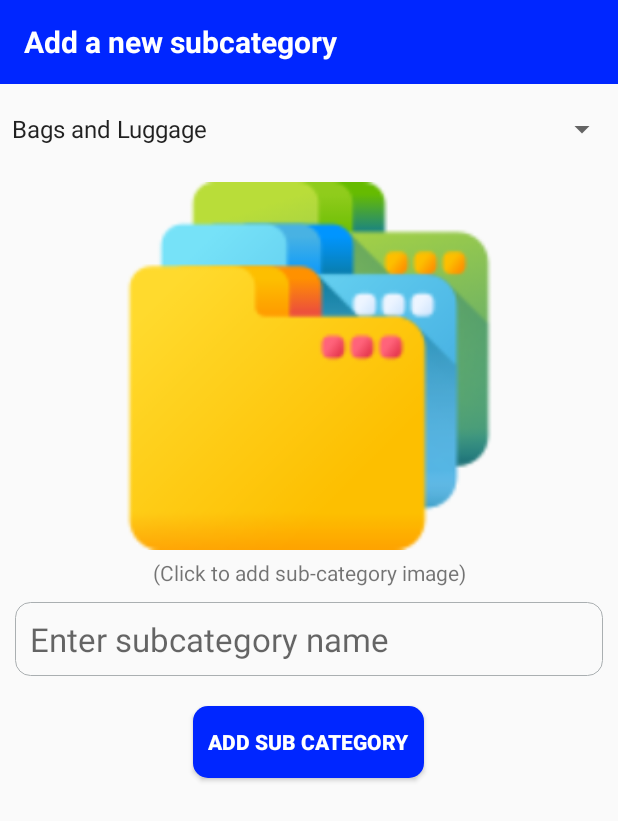
After one commit to Amimul1234/OwoSuperAdmin, an Android app: the AddASubCategory screen opened directly, with no data from a screen before it, on a phone screen of 412 x 824 dp. The commit adds this screen. Shown: the top 821 px of the screen. Run offline under Robolectric (Android 15) with nearby library versions, the phone set to English and light mode, and no system bars; our stand-ins replace Firebase (no records; nobody signed in at launch, a user with empty details on screens opened directly); libraries missing offline, so code that uses them is left out: com.theartofdev.edmodo; pictures from the network do not load.

Commit message:
Dynamic category added.

```diff
--- a/app/build.gradle
+++ b/app/build.gradle
@@ -11,13 +11,10 @@ android {
     compileSdkVersion 29
     buildToolsVersion "29.0.3"
 
-    compileSdkVersion 30
-    buildToolsVersion "30.0.2"
-
     defaultConfig {
         applicationId "com.owosuperadmin"
         minSdkVersion 21
-        targetSdkVersion 30
+        targetSdkVersion 29
         versionCode 1
         versionName "1.0"
 
--- /dev/null
+++ b/app/src/main/java/com/owosuperadmin/model/Sub_categories.java
@@ -0,0 +1,32 @@
+package com.owosuperadmin.model;
+
+import android.util.Pair;
+
+import java.util.ArrayList;
+import java.util.HashMap;
+import java.util.List;
+
+public class Sub_categories {
+
+    private List<HashMap<String, String>> sub_categories = new ArrayList<>();
+
+    public Sub_categories() {
+    }
+
+    public void add(HashMap<String, String> hash)
+    {
+        sub_categories.add(hash);
+    }
+
+    public Sub_categories(List<HashMap<String, String>> sub_categories) {
+        this.sub_categories = sub_categories;
+    }
+
+    public List<HashMap<String, String>> getSub_categories() {
+        return sub_categories;
+    }
+
+    public void setSub_categories(List<HashMap<String, String>> sub_categories) {
+        this.sub_categories = sub_categories;
+    }
+}
--- a/app/src/main/java/com/owosuperadmin/owoshop/HomeActivity.java
+++ b/app/src/main/java/com/owosuperadmin/owoshop/HomeActivity.java
@@ -16,7 +16,7 @@ public class HomeActivity extends AppCompatActivity {
     private RecyclerView recyclerView;
     static String[] segment;
     static int[] icons = {R.drawable.home1,R.drawable.home2,R.drawable.home3,R.drawable.home4,
-            R.drawable.home5, R.drawable.home6, R.drawable.home7,R.drawable.home8,R.drawable.home9,R.drawable.home10};
+            R.drawable.home5, R.drawable.home6, R.drawable.home7,R.drawable.home8,R.drawable.home9,R.drawable.home10, R.drawable.home11};
 
     public static int p;
 
--- a/app/src/main/java/com/owosuperadmin/owoshop/HomeAdapter.java
+++ b/app/src/main/java/com/owosuperadmin/owoshop/HomeAdapter.java
@@ -172,7 +172,11 @@ public class HomeAdapter extends RecyclerView.Adapter<HomeAdapter.xyz>{
                     Intent intent=new Intent(holder.itemView.getContext(), QuponActivity.class);
                     holder.itemView.getContext().startActivity(intent);
                 }
-
+                else if(position == 10)
+                {
+                    Intent intent=new Intent(holder.itemView.getContext(), AddASubCategory.class);
+                    holder.itemView.getContext().startActivity(intent);
+                }
             }
         });
 
--- /dev/null
+++ b/app/src/main/res/layout/activity_add_a_sub_category.xml
@@ -0,0 +1,93 @@
+<?xml version="1.0" encoding="utf-8"?>
+<RelativeLayout xmlns:android="http://schemas.android.com/apk/res/android"
+    xmlns:app="http://schemas.android.com/apk/res-auto"
+    xmlns:tools="http://schemas.android.com/tools"
+    android:layout_width="match_parent"
+    android:layout_height="match_parent"
+    tools:context="com.owosuperadmin.owoshop.AddASubCategory">
+
+    <Toolbar
+        android:id="@+id/toolbar"
+        android:layout_width="match_parent"
+        android:layout_height="?attr/actionBarSize"
+        android:background="@color/blue">
+
+
+        <TextView
+            android:layout_width="wrap_content"
+            android:layout_height="wrap_content"
+            android:text="Add a new subcategory"
+            android:textSize="20sp"
+            android:textStyle="bold"
+            android:textColor="@color/white"/>
+
+    </Toolbar>
+
+    <Spinner
+        android:id="@+id/category_spinner"
+        android:layout_width="match_parent"
+        android:layout_height="40dp"
+        android:layout_below="@+id/toolbar"
+        android:layout_marginTop="10dp"
+        android:entries="@array/productname"/>
+
+    <ImageView
+        android:id="@+id/subcategory_image"
+        android:layout_width="256dp"
+        android:layout_height="256dp"
+        android:src="@drawable/home11"
+        android:layout_below="@id/category_spinner"
+        android:layout_marginTop="10dp"
+        android:padding="5dp"
+        android:layout_centerHorizontal="true"/>
+
+
+    <TextView
+        android:id="@+id/heading"
+        android:layout_width="match_parent"
+        android:layout_height="wrap_content"
+        android:text="(Click to add sub-category image)"
+        android:layout_below="@id/subcategory_image"
+        android:layout_centerHorizontal="true"
+        android:textAlignment="center"
+        />
+
+
+    <EditText
+        android:id="@+id/sub_category_name"
+        android:layout_width="match_parent"
+        android:layout_height="wrap_content"
+        android:layout_below="@+id/heading"
+        android:background="@drawable/edit_text_black"
+        android:hint="Enter subcategory name"
+        android:textSize="22sp"
+        android:padding="10dp"
+        android:layout_margin="10dp"
+        android:layout_marginTop="10dp"
+        />
+
+
+    <Button
+        android:id="@+id/add_new_category"
+        android:layout_width="wrap_content"
+        android:layout_height="wrap_content"
+        android:text="Add Sub Category"
+        android:layout_below="@id/sub_category_name"
+        android:background="@drawable/buttons_blue"
+        android:textColor="@color/white"
+        android:textStyle="bold"
+        android:padding="10dp"
+        android:layout_centerHorizontal="true"
+        android:layout_marginTop="10dp"/>
+
+    <ProgressBar
+        android:id="@+id/progress"
+        android:visibility="gone"
+        android:layout_width="wrap_content"
+        android:layout_height="wrap_content"
+        android:layout_centerHorizontal="true"
+        android:layout_below="@+id/add_new_category"
+        android:layout_marginTop="8dp"
+        android:indeterminateTint="@color/blue"/>
+
+</RelativeLayout>
--- a/app/src/main/res/values/strings.xml
+++ b/app/src/main/res/values/strings.xml
@@ -46,6 +46,7 @@
         <item>Message</item>
         <item>Cloud Messaging</item>
         <item>Add Qupon</item>
+        <item>Add A Subcategory</item>
     </string-array>
 
     <string-array name="productname">
@@ -91,6 +92,7 @@
         <item>Beverages</item>
         <item>Office Products</item>
     </string-array>
+
     <string name="title_activity_location_from_map">Map</string>
 
 
--- a/build.gradle
+++ b/build.gradle
@@ -3,9 +3,10 @@ buildscript {
     repositories {
         google()
         jcenter()
+        maven { url "https://jitpack.io" }
     }
     dependencies {
-        classpath 'com.android.tools.build:gradle:3.6.3'
+        classpath 'com.android.tools.build:gradle:4.0.1'
         classpath 'com.google.gms:google-services:4.3.3'
 
         // NOTE: Do not place your application dependencies here; they belong
```
Also changed, not shown: app/src/main/AndroidManifest.xml (+6 -4 lines), app/src/main/java/com/owosuperadmin/owoshop/AddASubCategory.java (added, +235 -0 lines), app/src/main/res/drawable/home11.png (added), app/src/main/res/values/colors.xml (indentation only), gradle/wrapper/gradle-wrapper.properties.
